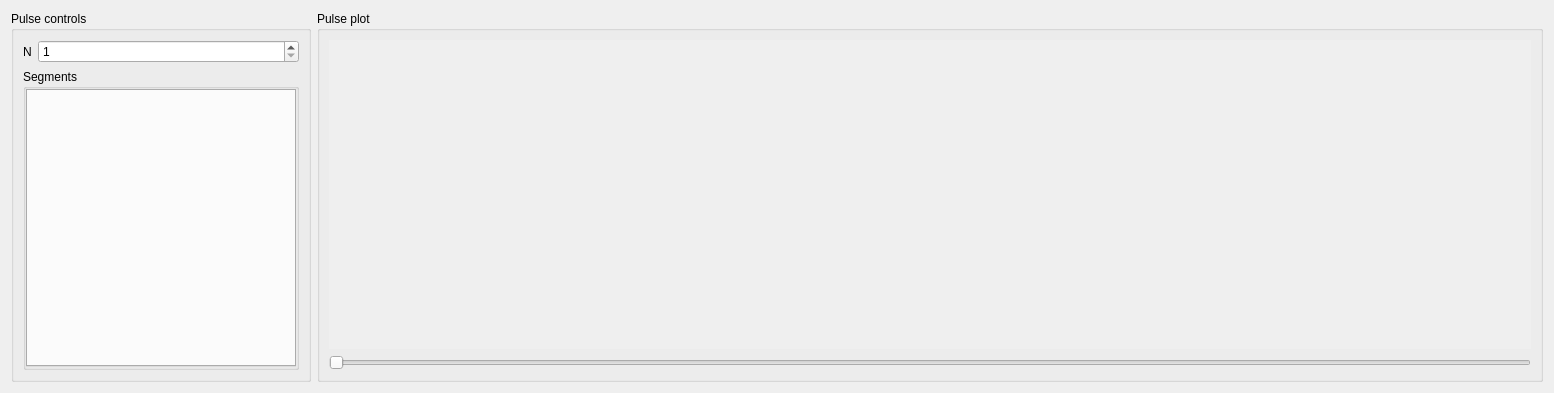
This is app/window/pulse_window.ui in teuncm/wormenpracticum as Qt 5 draws it before an edit. The edited form follows.
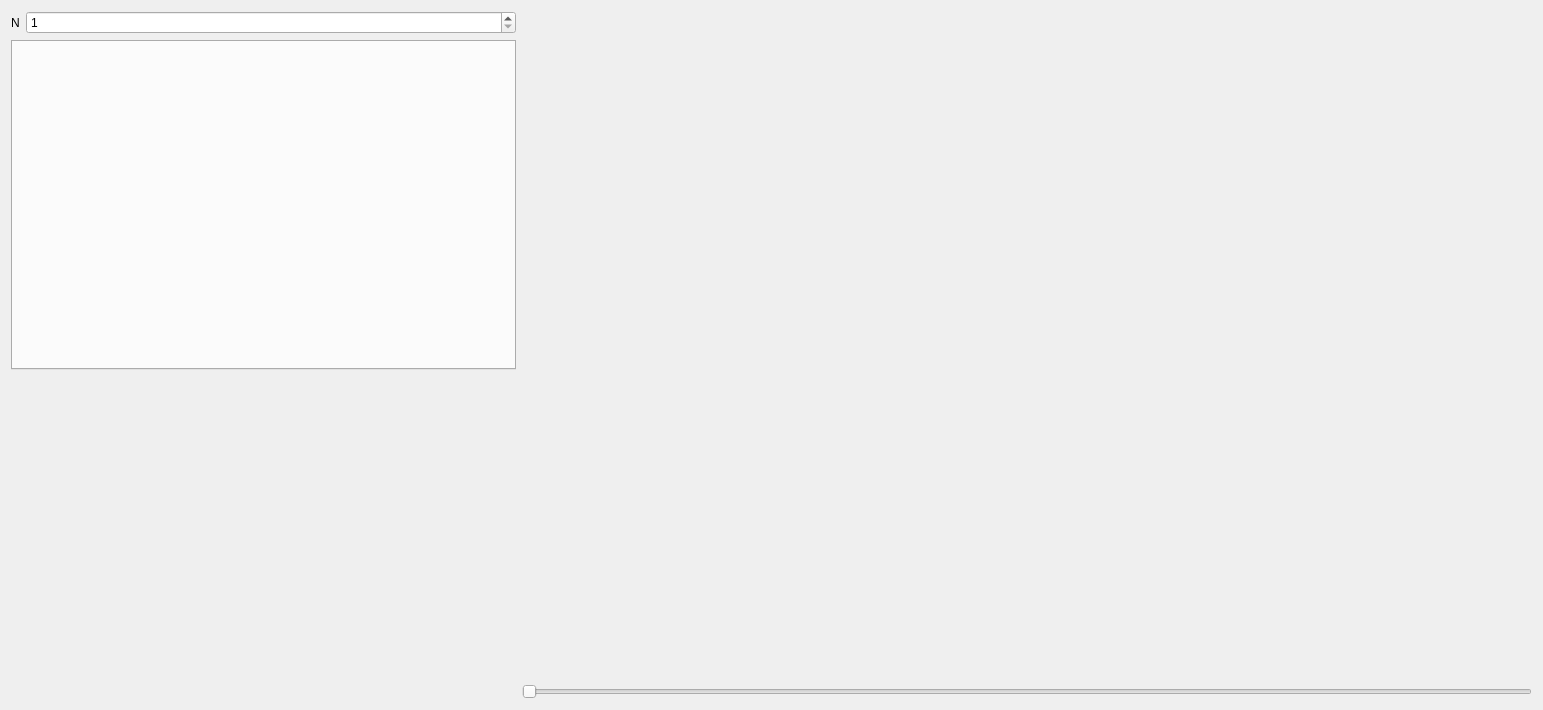
This is the edited form.

Diff of the .ui file:
```diff
--- a/app/window/pulse_window.ui
+++ b/app/window/pulse_window.ui
@@ -6,31 +6,15 @@
    <rect>
     <x>0</x>
     <y>0</y>
-    <width>1554</width>
-    <height>393</height>
+    <width>1543</width>
+    <height>710</height>
    </rect>
   </property>
   <property name="windowTitle">
    <string>Pulse Editor</string>
   </property>
-  <layout class="QHBoxLayout" name="horizontalLayout" stretch="0,0">
+  <layout class="QHBoxLayout" name="horizontalLayout" stretch="1,2">
    <item>
-    <widget class="QGroupBox" name="quantityBox">
-     <property name="minimumSize">
-      <size>
-       <width>300</width>
-       <height>40</height>
-      </size>
-     </property>
-     <property name="maximumSize">
-      <size>
-       <width>300</width>
-       <height>16777215</height>
-      </size>
-     </property>
-     <property name="title">
-      <string>Pulse controls</string>
-     </property>
      <layout class="QVBoxLayout" name="verticalLayout_2">
       <item>
        <layout class="QFormLayout" name="formLayout">
@@ -54,27 +38,6 @@
        </layout>
       </item>
       <item>
-       <widget class="QGroupBox" name="groupBox">
-        <property name="title">
-         <string>Segments</string>
-        </property>
-        <layout class="QVBoxLayout" name="verticalLayout_3">
-         <property name="spacing">
-          <number>0</number>
-         </property>
-         <property name="leftMargin">
-          <number>0</number>
-         </property>
-         <property name="topMargin">
-          <number>0</number>
-         </property>
-         <property name="rightMargin">
-          <number>0</number>
-         </property>
-         <property name="bottomMargin">
-          <number>0</number>
-         </property>
-         <item>
           <widget class="QTabWidget" name="segmentTabWidget">
            <property name="minimumSize">
             <size>
@@ -90,17 +53,22 @@
            </property>
           </widget>
          </item>
-        </layout>
-       </widget>
-      </item>
-     </layout>
-    </widget>
+     <item>
+      <spacer name="verticalSpacer">
+       <property name="orientation">
+        <enum>Qt::Orientation::Vertical</enum>
+       </property>
+       <property name="sizeHint" stdset="0">
+        <size>
+         <width>20</width>
+         <height>40</height>
+        </size>
+       </property>
+      </spacer>
+     </item>
+    </layout>
    </item>
    <item>
-    <widget class="QGroupBox" name="groupBox_2">
-     <property name="title">
-      <string>Pulse plot</string>
-     </property>
      <layout class="QVBoxLayout" name="verticalLayout">
       <item>
        <widget class="QWidget" name="pulseContainer" native="true">
@@ -117,7 +85,6 @@
        </widget>
       </item>
      </layout>
-    </widget>
    </item>
   </layout>
  </widget>
```
Lines whose indentation alone changed are shown as unchanged.
